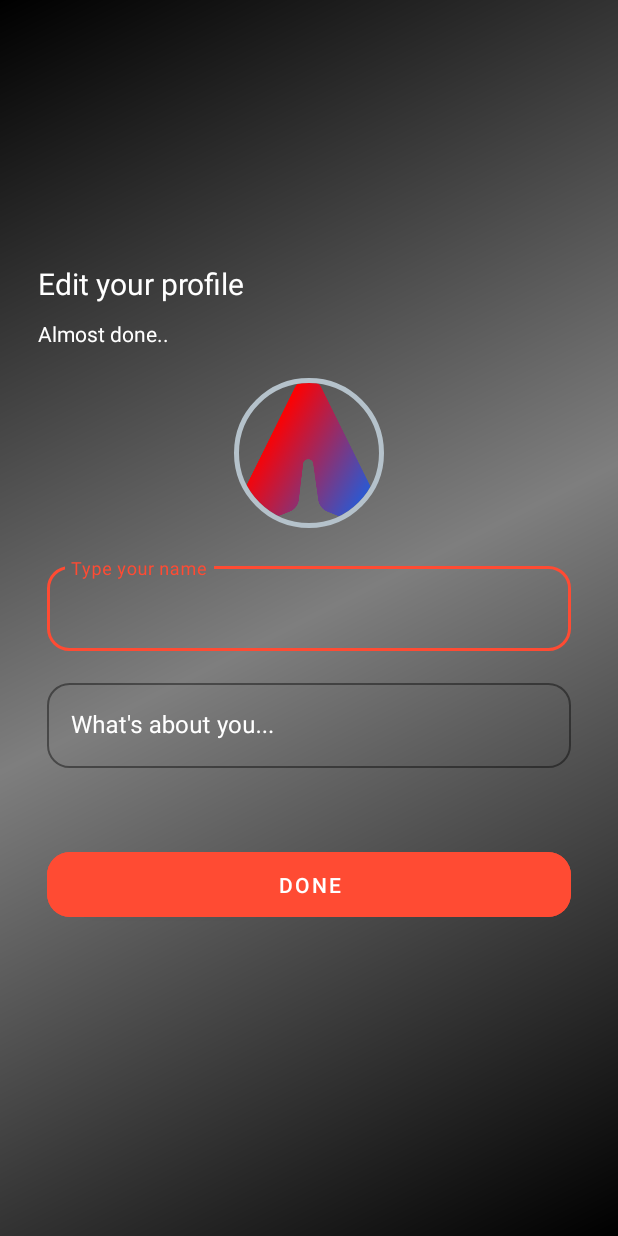
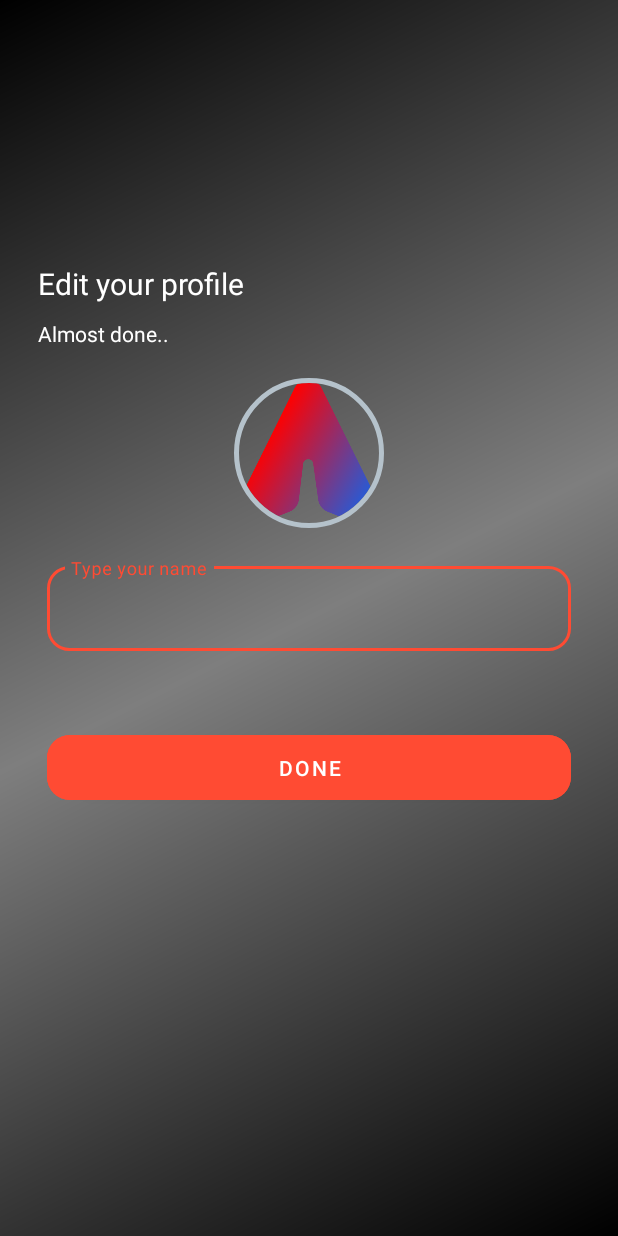
Before and after one commit to Ainsanat/nattech, an Android app: the UpdateProfileActivity screen opened directly, with no data from a screen before it, on a phone screen of 412 x 824 dp. Run offline under Robolectric (Android 15) with nearby library versions, the phone set to English and light mode, and no system bars; our stand-ins replace CircleImageView, Firebase (no records; nobody signed in at launch, a user with empty details on screens opened directly).

```diff
--- a/app/src/main/res/layout/activity_update_profile.xml
+++ b/app/src/main/res/layout/activity_update_profile.xml
@@ -59,29 +59,29 @@
 
     </com.google.android.material.textfield.TextInputLayout>
 
-    <com.google.android.material.textfield.TextInputLayout
-        style="@style/Widget.MaterialComponents.TextInputLayout.OutlinedBox"
-        android:layout_width="match_parent"
-        android:layout_height="wrap_content"
-        android:layout_marginStart="16dp"
-        android:layout_marginTop="16dp"
-        android:layout_marginEnd="16dp"
-        android:textColorHint="@color/white"
-        app:boxCornerRadiusBottomEnd="15dp"
-        app:boxCornerRadiusBottomStart="15dp"
-        app:boxCornerRadiusTopEnd="15dp"
-        app:boxCornerRadiusTopStart="15dp"
-        app:boxStrokeColor="@color/orange"
-        app:hintTextColor="@color/orange">
+<!--    <com.google.android.material.textfield.TextInputLayout-->
+<!--        style="@style/Widget.MaterialComponents.TextInputLayout.OutlinedBox"-->
+<!--        android:layout_width="match_parent"-->
+<!--        android:layout_height="wrap_content"-->
+<!--        android:layout_marginStart="16dp"-->
+<!--        android:layout_marginTop="16dp"-->
+<!--        android:layout_marginEnd="16dp"-->
+<!--        android:textColorHint="@color/white"-->
+<!--        app:boxCornerRadiusBottomEnd="15dp"-->
+<!--        app:boxCornerRadiusBottomStart="15dp"-->
+<!--        app:boxCornerRadiusTopEnd="15dp"-->
+<!--        app:boxCornerRadiusTopStart="15dp"-->
+<!--        app:boxStrokeColor="@color/orange"-->
+<!--        app:hintTextColor="@color/orange">-->
 
-        <com.google.android.material.textfield.TextInputEditText
-            android:id="@+id/edtProfileBio"
-            android:layout_width="match_parent"
-            android:layout_height="wrap_content"
-            android:hint="What's about you..."
-            android:inputType="text"
-            android:textColor="@color/white" />
-    </com.google.android.material.textfield.TextInputLayout>
+<!--        <com.google.android.material.textfield.TextInputEditText-->
+<!--            android:id="@+id/edtProfileBio"-->
+<!--            android:layout_width="match_parent"-->
+<!--            android:layout_height="wrap_content"-->
+<!--            android:hint="What's about you..."-->
+<!--            android:inputType="text"-->
+<!--            android:textColor="@color/white" />-->
+<!--    </com.google.android.material.textfield.TextInputLayout>-->
 
     <Button
         android:id="@+id/btnUpdateProfile"
--- a/app/src/main/res/layout/fragment_home.xml
+++ b/app/src/main/res/layout/fragment_home.xml
@@ -38,7 +38,7 @@
             android:layout_below="@+id/user_name"
             android:layout_marginStart="20dp"
             android:layout_toEndOf="@+id/user_pic"
-            android:text="Date9"
+            android:text="Date"
             android:textSize="15sp" />
     </RelativeLayout>
 
--- a/app/src/main/res/menu/bottom_menu.xml
+++ b/app/src/main/res/menu/bottom_menu.xml
@@ -20,5 +20,5 @@
     <item
         android:id="@+id/profile"
         android:title="Profile"
-        android:icon="@drawable/profile_signup"/>
+        android:icon="@drawable/profile"/>
 </menu>
```
Also changed, not shown: app/src/main/java/com/example/azimuth/UpdateProfileActivity.kt (+42 -14 lines), app/src/main/java/com/example/azimuth/fragments/HomeFragment.kt (+16 -3 lines), app/src/main/res/drawable/profile.png (added).
